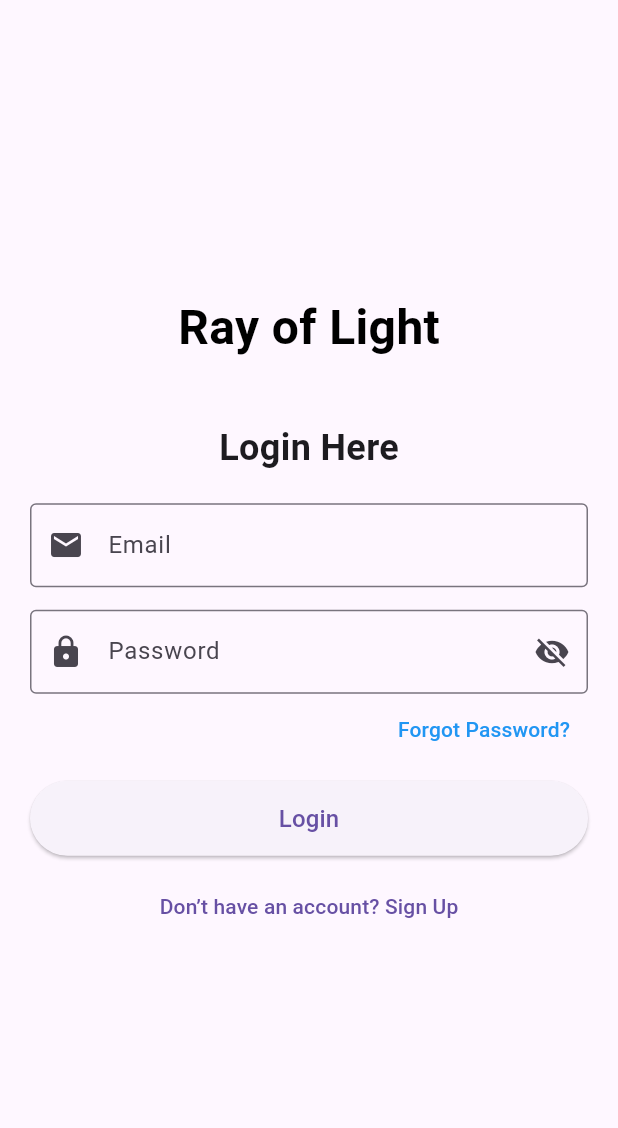
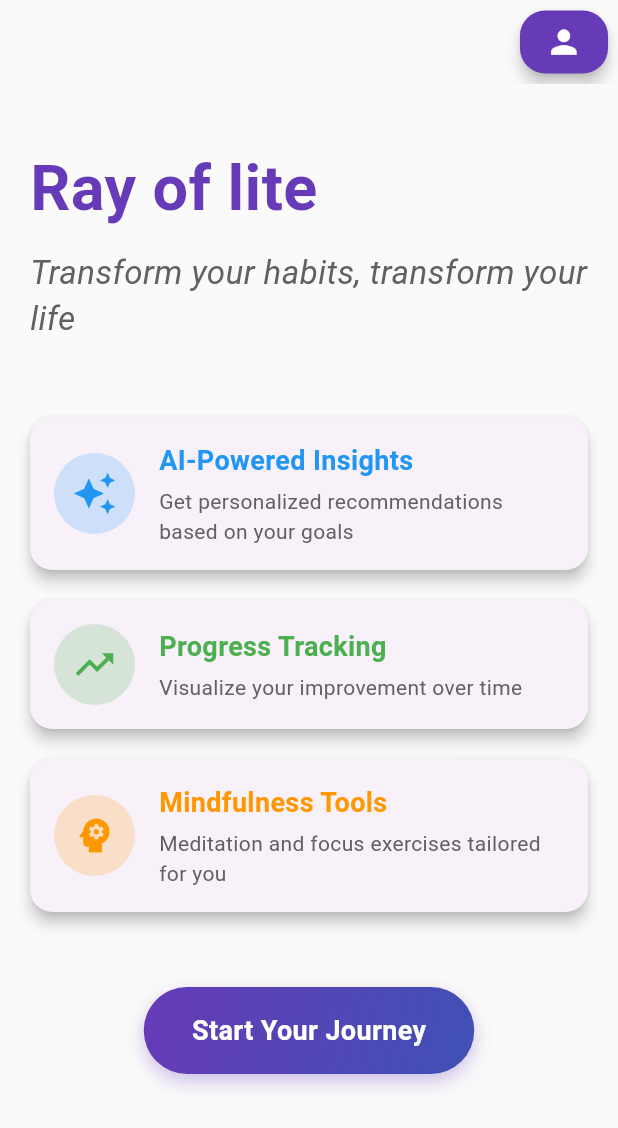
Before and after one commit to ramanshakyars/ray_of_light, a Flutter app: the screen it shows after launch, on a phone screen of 412 x 824 dp. Shown: the top 1128 px of the screen. Run offline on Flutter 3.47's test engine with Material 3 defaults, Android fonts, the phone set to English and light mode, and no system bars; our stand-ins replace go_router.

```diff
--- a/lib/core/config/config-routes.dart
+++ b/lib/core/config/config-routes.dart
@@ -5,6 +5,7 @@ import 'package:rayoflite/presentation/screens/features/goal-tracker.dart';
 import 'package:rayoflite/presentation/screens/features/junerlism.dart';
 import 'package:rayoflite/presentation/screens/features/talk-to-light.dart';
 import 'package:rayoflite/presentation/screens/forget-password.dart';
+import 'package:rayoflite/presentation/screens/landing-page.dart';
 import 'package:rayoflite/presentation/screens/login.dart';
 import 'package:rayoflite/presentation/screens/register.dart';
 import 'package:rayoflite/presentation/screens/reset-password.dart';
@@ -12,12 +13,12 @@ import 'package:rayoflite/core/config/routenames.dart';
 
 
 final router = GoRouter(
-  initialLocation: RouteNames.landing,
+  initialLocation: RouteNames.lsndingPage,
   routes: [
     // Initial routes
     GoRoute(
-      path: RouteNames.landing,
-      builder: (context, state) => const Login(),
+      path: RouteNames.lsndingPage,
+      builder: (context, state) => const LandingPage(),
     ),
     GoRoute(
       path: RouteNames.login,
@@ -59,7 +60,7 @@ final router = GoRouter(
         ),
         GoRoute(
           path: '${RouteNames.mainApp}/${RouteNames.breathingExercise}',
-          builder: (context, state) => const BreathingScreen(),
+          builder: (context, state) => BreathingScreen(),
         ),
         GoRoute(
           path: '${RouteNames.mainApp}/${RouteNames.goalTracker}',
--- a/lib/core/config/routenames.dart
+++ b/lib/core/config/routenames.dart
@@ -1,11 +1,11 @@
 class RouteNames {
   // Initial routes
-  static const landing = '/';
   static const login = '/login';
   static const register = '/register';
   static const forgotPassword = '/forgot-password';
   static const resetPassword = '/reset-password';
   static const logout = '/logout';
+  static const lsndingPage = '/landing-page';
 
   // Main app structure
   static const mainApp = '/main';
--- /dev/null
+++ b/lib/presentation/screens/landing-page.dart
@@ -0,0 +1,338 @@
+import 'package:flutter/material.dart';
+import 'package:flutter/animation.dart';
+import 'package:go_router/go_router.dart';
+
+class LandingPage extends StatefulWidget {
+  const LandingPage({super.key});
+
+  @override
+  State<LandingPage> createState() => _LandingPageState();
+}
+
+class _LandingPageState extends State<LandingPage>
+    with SingleTickerProviderStateMixin {
+  late AnimationController _controller;
+  late Animation<double> _fadeAnimation;
+  late Animation<double> _scaleAnimation;
+
+  final List<String> messages = [
+    "Unlock your potential with AI",
+    "Transform your habits, transform your life",
+    "Your personal growth companion",
+    "Smart goals for a better you",
+    "AI-powered self-improvement",
+  ];
+  int _currentMessage = 0;
+
+  @override
+  void initState() {
+    super.initState();
+    _controller = AnimationController(
+      duration: const Duration(seconds: 8),
+      vsync: this,
+    )..repeat();
+
+    _fadeAnimation = Tween<double>(begin: 0.0, end: 1.0).animate(
+      CurvedAnimation(
+        parent: _controller,
+        curve: const Interval(0.0, 0.2, curve: Curves.easeIn),
+      ),
+    );
+
+    _scaleAnimation = Tween<double>(begin: 0.9, end: 1.0).animate(
+      CurvedAnimation(
+        parent: _controller,
+        curve: const Interval(0.0, 0.2, curve: Curves.easeOut),
+      ),
+    );
+
+    // Rotate messages every 4 seconds
+    Future.delayed(const Duration(seconds: 4), () {
+      if (mounted) {
+        setState(() {
+          _currentMessage = (_currentMessage + 1) % messages.length;
+        });
+      }
+    });
+  }
+
+  @override
+  void dispose() {
+    _controller.dispose();
+    super.dispose();
+  }
+
+  @override
+  Widget build(BuildContext context) {
+    return Scaffold(
+      backgroundColor: Colors.grey[50],
+      appBar: AppBar(
+        backgroundColor: Colors.transparent,
+        elevation: 0,
+        actions: [
+          Padding(
+            padding: const EdgeInsets.all(8.0),
+            child: AnimatedBuilder(
+              animation: _controller,
+              builder: (context, child) {
+                return Transform.scale(
+                  scale: 1 + 0.05 * _controller.value,
+                  child: FloatingActionButton(
+                    onPressed: () {
+                      GoRouter.of(context).go('/login');
+                    },
+                    backgroundColor: Colors.deepPurple,
+                    child: const Icon(Icons.person, color: Colors.white),
+                    elevation: 4,
+                  ),
+                );
+              },
+            ),
+          ),
+        ],
+      ),
+      body: SingleChildScrollView(
+        child: Padding(
+          padding: const EdgeInsets.all(20.0),
+          child: Column(
+            crossAxisAlignment: CrossAxisAlignment.start,
+            children: [
+              const SizedBox(height: 20),
+              // Animated title
+              FadeTransition(
+                opacity: _fadeAnimation,
+                child: ScaleTransition(
+                  scale: _scaleAnimation,
+                  child: const Text(
+                    'Ray of lite',
+                    style: TextStyle(
+                      fontSize: 42,
+                      fontWeight: FontWeight.bold,
+                      color: Colors.deepPurple,
+                    ),
+                  ),
+                ),
+              ),
+              const SizedBox(height: 10),
+              // Rotating messages
+              AnimatedSwitcher(
+                duration: const Duration(milliseconds: 500),
+                child: Text(
+                  messages[_currentMessage],
+                  key: ValueKey<int>(_currentMessage),
+                  style: TextStyle(
+                    fontSize: 22,
+                    color: Colors.grey[700],
+                    fontStyle: FontStyle.italic,
+                  ),
+                ),
+                transitionBuilder: (Widget child, Animation<double> animation) {
+                  return FadeTransition(
+                    opacity: animation,
+                    child: SlideTransition(
+                      position: Tween<Offset>(
+                        begin: const Offset(0, 0.5),
+                        end: Offset.zero,
+                      ).animate(animation),
+                      child: child,
+                    ),
+                  );
+                },
+              ),
+              const SizedBox(height: 40),
+              // Feature cards with animations
+              _buildFeatureCard(
+                icon: Icons.auto_awesome,
+                title: "AI-Powered Insights",
+                description:
+                    "Get personalized recommendations based on your goals",
+                color: Colors.blue,
+                delay: 0.2,
+              ),
+              _buildFeatureCard(
+                icon: Icons.trending_up,
+                title: "Progress Tracking",
+                description: "Visualize your improvement over time",
+                color: Colors.green,
+                delay: 0.4,
+              ),
+              _buildFeatureCard(
+                icon: Icons.psychology,
+                title: "Mindfulness Tools",
+                description: "Meditation and focus exercises tailored for you",
+                color: Colors.orange,
+                delay: 0.6,
+              ),
+              const SizedBox(height: 40),
+              // Animated CTA button
+              Center(
+                child: AnimatedButton(
+                  onPressed: () {
+                    GoRouter.of(context).go('/register');
+                  },
+                  label: "Start Your Journey",
+                ),
+              ),
+            ],
+          ),
+        ),
+      ),
+    );
+  }
+
+  Widget _buildFeatureCard({
+    required IconData icon,
+    required String title,
+    required String description,
+    required Color color,
+    required double delay,
+  }) {
+    return SlideInAnimation(
+      delay: delay,
+      child: Card(
+        margin: const EdgeInsets.symmetric(vertical: 10),
+        elevation: 4,
+        shape: RoundedRectangleBorder(borderRadius: BorderRadius.circular(15)),
+        child: Padding(
+          padding: const EdgeInsets.all(16.0),
+          child: Row(
+            children: [
+              Container(
+                padding: const EdgeInsets.all(12),
+                decoration: BoxDecoration(
+                  color: color.withOpacity(0.2),
+                  shape: BoxShape.circle,
+                ),
+                child: Icon(icon, color: color, size: 30),
+              ),
+              const SizedBox(width: 16),
+              Expanded(
+                child: Column(
+                  crossAxisAlignment: CrossAxisAlignment.start,
+                  children: [
+                    Text(
+                      title,
+                      style: TextStyle(
+                        fontSize: 18,
+                        fontWeight: FontWeight.bold,
+                        color: color,
+                      ),
+                    ),
+                    const SizedBox(height: 4),
+                    Text(
+                      description,
+                      style: TextStyle(fontSize: 14, color: Colors.grey[700]),
+                    ),
+                  ],
+                ),
+              ),
+            ],
+          ),
+        ),
+      ),
+    );
+  }
+}
+
+class AnimatedButton extends StatefulWidget {
+  final VoidCallback onPressed;
+  final String label;
+
+  const AnimatedButton({
+    super.key,
+    required this.onPressed,
+    required this.label,
+  });
+
+  @override
+  State<AnimatedButton> createState() => _AnimatedButtonState();
+}
+
+class _AnimatedButtonState extends State<AnimatedButton>
+    with SingleTickerProviderStateMixin {
+  late AnimationController _controller;
+  late Animation<double> _scaleAnimation;
+
+  @override
+  void initState() {
+    super.initState();
+    _controller = AnimationController(
+      duration: const Duration(milliseconds: 200),
+      vsync: this,
+    );
+    _scaleAnimation = Tween<double>(
+      begin: 1.0,
+      end: 0.95,
+    ).animate(CurvedAnimation(parent: _controller, curve: Curves.easeOut));
+  }
+
+  @override
+  void dispose() {
+    _controller.dispose();
+    super.dispose();
+  }
+
+  @override
+  Widget build(BuildContext context) {
+    return GestureDetector(
+      onTapDown: (_) => _controller.forward(),
+      onTapUp: (_) {
+        _controller.reverse();
+        widget.onPressed();
+      },
+      onTapCancel: () => _controller.reverse(),
+      child: ScaleTransition(
+        scale: _scaleAnimation,
+        child: Container(
+          padding: const EdgeInsets.symmetric(horizontal: 32, vertical: 16),
+          decoration: BoxDecoration(
+            gradient: const LinearGradient(
+              colors: [Colors.deepPurple, Colors.indigo],
+              begin: Alignment.topLeft,
+              end: Alignment.bottomRight,
+            ),
+            borderRadius: BorderRadius.circular(30),
+            boxShadow: [
+              BoxShadow(
+                color: Colors.deepPurple.withOpacity(0.3),
+                blurRadius: 10,
+                offset: const Offset(0, 5),
+              ),
+            ],
+          ),
+          child: Text(
+            widget.label,
+            style: const TextStyle(
+              color: Colors.white,
+              fontSize: 18,
+              fontWeight: FontWeight.bold,
+            ),
+          ),
+        ),
+      ),
+    );
+  }
+}
+
+class SlideInAnimation extends StatelessWidget {
+  final Widget child;
+  final double delay;
+
+  const SlideInAnimation({super.key, required this.child, required this.delay});
+
+  @override
+  Widget build(BuildContext context) {
+    return TweenAnimationBuilder<double>(
+      duration: Duration(milliseconds: (500 + delay * 500).round()),
+      tween: Tween(begin: 1.0, end: 0.0),
+      curve: Curves.easeOut,
+      builder: (context, value, child) {
+        return Transform.translate(
+          offset: Offset(0, 50 * value),
+          child: Opacity(opacity: 1 - value, child: child),
+        );
+      },
+      child: child,
+    );
+  }
+}
```
Also changed, not shown: lib/presentation/screens/features/breathing.dart (+178 -8 lines).
